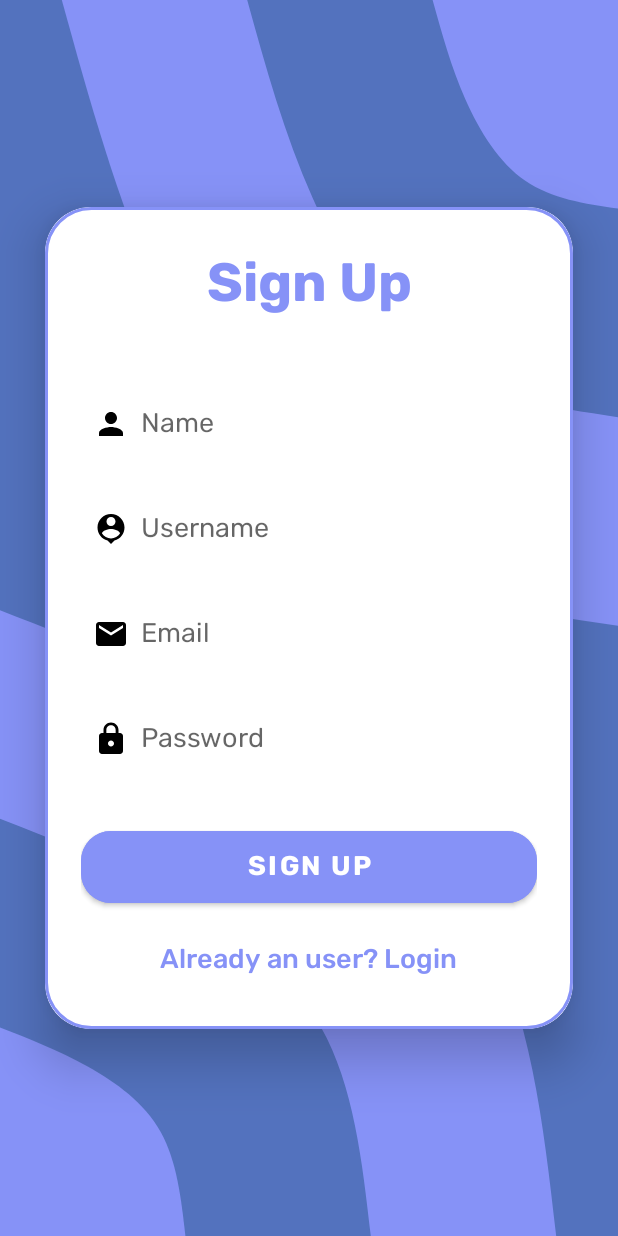
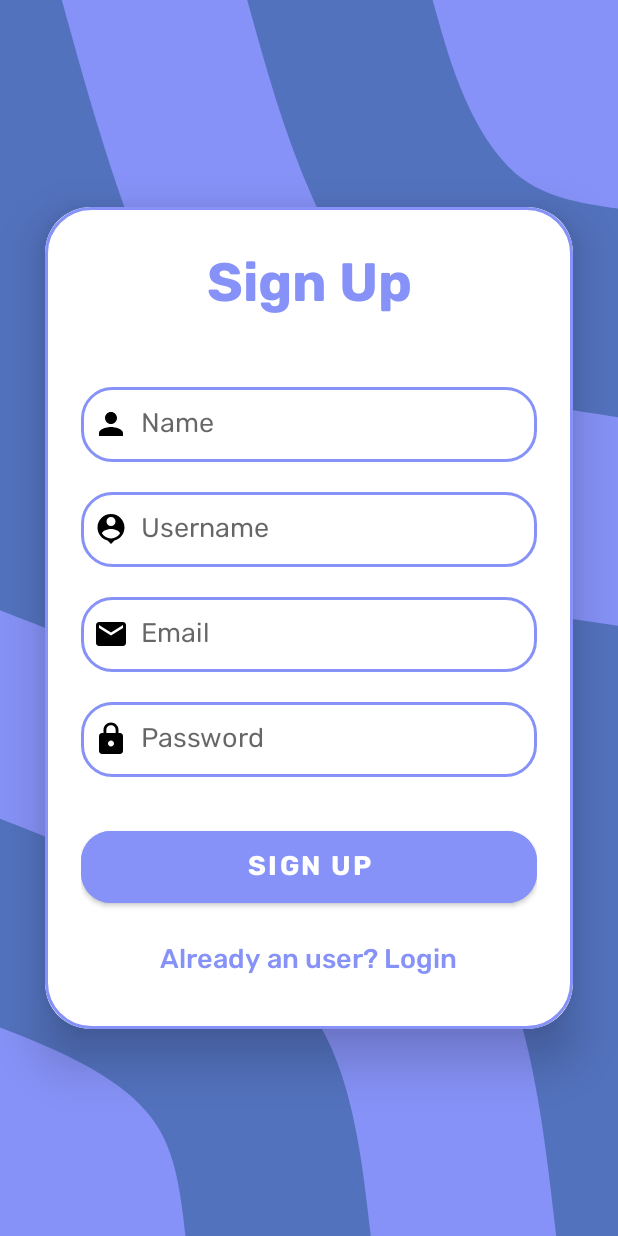
Before and after one commit to zehrakuru/Cinemate, an Android app: the SignUpFragment screen opened through its navigation route, on a phone screen of 412 x 824 dp. Run offline under Robolectric (Android 15) with nearby library versions, the phone set to English and light mode, and no system bars; our stand-ins replace Dagger/Hilt's generated code, Firebase (no records; nobody signed in at launch, a user with empty details on screens opened directly), navigation-ui; pictures from the network do not load.

Commit message:
Payment added

```diff
--- a/app/src/main/java/com/example/cinemate/common/Constants.kt
+++ b/app/src/main/java/com/example/cinemate/common/Constants.kt
@@ -11,5 +11,6 @@ object Constants {
         const val SEARCH_PRODUCT = "search_product.php"
         const val GET_CART_PRODUCTS = "get_cart_products.php"
         const val DELETE_FROM_CART = "delete_from_cart.php"
+        const val CLEAR_CART = "clear_cart.php"
     }
 }
--- /dev/null
+++ b/app/src/main/java/com/example/cinemate/data/model/ClearCartRequest.kt
@@ -0,0 +1,5 @@
+package com.example.cinemate.data.model
+
+data class ClearCartRequest(
+    val userId: String
+)
--- a/app/src/main/java/com/example/cinemate/data/source/remote/MovieService.kt
+++ b/app/src/main/java/com/example/cinemate/data/source/remote/MovieService.kt
@@ -1,6 +1,7 @@
 package com.example.cinemate.data.source.remote
 
 import com.example.cinemate.common.Constants.Endpoint.ADD_TO_CART
+import com.example.cinemate.common.Constants.Endpoint.CLEAR_CART
 import com.example.cinemate.common.Constants.Endpoint.DELETE_FROM_CART
 import com.example.cinemate.common.Constants.Endpoint.GET_CART_PRODUCTS
 import com.example.cinemate.common.Constants.Endpoint.GET_PRODUCTS
@@ -8,7 +9,6 @@ import com.example.cinemate.common.Constants.Endpoint.GET_PRODUCT_DETAIL
 import com.example.cinemate.common.Constants.Endpoint.GET_SALE_PRODUCTS
 import com.example.cinemate.common.Constants.Endpoint.SEARCH_PRODUCT
 import com.example.cinemate.data.model.*
-import retrofit2.Call
 import retrofit2.http.Body
 import retrofit2.http.GET
 import retrofit2.http.Headers
@@ -54,4 +54,10 @@ interface MovieService {
     suspend fun deleteFromCart (
         @Body deleteFromCartRequest: DeleteFromCartRequest
     ) : BaseResponse
+
+    @Headers("store: cinemate")
+    @POST(CLEAR_CART)
+    suspend fun clearCart(
+        @Body clearCartRequest: ClearCartRequest
+    ) : BaseResponse
 }
--- /dev/null
+++ b/app/src/main/res/drawable/icon_calendar_month.xml
@@ -0,0 +1,5 @@
+<vector android:height="24dp" android:tint="#000000"
+    android:viewportHeight="24" android:viewportWidth="24"
+    android:width="24dp" xmlns:android="http://schemas.android.com/apk/res/android">
+    <path android:fillColor="@android:color/white" android:pathData="M19,4h-1V2h-2v2H8V2H6v2H5C3.89,4 3.01,4.9 3.01,6L3,20c0,1.1 0.89,2 2,2h14c1.1,0 2,-0.9 2,-2V6C21,4.9 20.1,4 19,4zM19,20H5V10h14V20zM9,14H7v-2h2V14zM13,14h-2v-2h2V14zM17,14h-2v-2h2V14zM9,18H7v-2h2V18zM13,18h-2v-2h2V18zM17,18h-2v-2h2V18z"/>
+</vector>
--- /dev/null
+++ b/app/src/main/res/drawable/icon_calendar_year.xml
@@ -0,0 +1,5 @@
+<vector android:height="24dp" android:tint="#000000"
+    android:viewportHeight="24" android:viewportWidth="24"
+    android:width="24dp" xmlns:android="http://schemas.android.com/apk/res/android">
+    <path android:fillColor="@android:color/white" android:pathData="M20,3h-1L19,1h-2v2L7,3L7,1L5,1v2L4,3c-1.1,0 -2,0.9 -2,2v16c0,1.1 0.9,2 2,2h16c1.1,0 2,-0.9 2,-2L22,5c0,-1.1 -0.9,-2 -2,-2zM20,21L4,21L4,8h16v13z"/>
+</vector>
--- /dev/null
+++ b/app/src/main/res/drawable/icon_credit_card.xml
@@ -0,0 +1,5 @@
+<vector android:height="24dp" android:tint="#000000"
+    android:viewportHeight="24" android:viewportWidth="24"
+    android:width="24dp" xmlns:android="http://schemas.android.com/apk/res/android">
+    <path android:fillColor="@android:color/white" android:pathData="M20,4L4,4c-1.11,0 -1.99,0.89 -1.99,2L2,18c0,1.11 0.89,2 2,2h16c1.11,0 2,-0.89 2,-2L22,6c0,-1.11 -0.89,-2 -2,-2zM20,18L4,18v-6h16v6zM20,8L4,8L4,6h16v2z"/>
+</vector>
--- /dev/null
+++ b/app/src/main/res/drawable/lavender_border.xml
@@ -0,0 +1,12 @@
+<?xml version="1.0" encoding="utf-8"?>
+<selector xmlns:android="http://schemas.android.com/apk/res/android">
+    <item>
+        <shape android:shape="rectangle">
+            <solid android:color="@color/white"/>
+            <corners android:radius="20dp"/>
+            <stroke
+                android:width="2dp"
+                android:color="@color/lavender"/>
+        </shape>
+    </item>
+</selector>
--- a/app/src/main/res/layout/fragment_cart.xml
+++ b/app/src/main/res/layout/fragment_cart.xml
@@ -88,7 +88,7 @@
     </androidx.constraintlayout.widget.ConstraintLayout>
 
     <ImageView
-        android:id="@+id/imageView2"
+        android:id="@+id/btnClearCart"
         android:layout_width="wrap_content"
         android:layout_height="wrap_content"
         android:src="@drawable/icon_delete"
--- a/app/src/main/res/layout/fragment_sign_in.xml
+++ b/app/src/main/res/layout/fragment_sign_in.xml
@@ -39,7 +39,7 @@
                 android:layout_width="match_parent"
                 android:layout_height="50dp"
                 android:id="@+id/login_email"
-                android:background="@drawable/white_bg"
+                android:background="@drawable/lavender_border"
                 android:layout_marginTop="40dp"
                 android:padding="8dp"
                 android:hint="Email"
@@ -52,7 +52,7 @@
                 android:layout_width="match_parent"
                 android:layout_height="50dp"
                 android:id="@+id/login_password"
-                android:background="@drawable/white_bg"
+                android:background="@drawable/lavender_border"
                 android:layout_marginTop="20dp"
                 android:padding="8dp"
                 android:hint="Password"
--- a/app/src/main/res/layout/fragment_sign_up.xml
+++ b/app/src/main/res/layout/fragment_sign_up.xml
@@ -40,7 +40,7 @@
                 android:layout_width="match_parent"
                 android:layout_height="50dp"
                 android:layout_marginTop="40dp"
-                android:background="@drawable/white_bg"
+                android:background="@drawable/lavender_border"
                 android:drawableLeft="@drawable/baseline_person_24"
                 android:drawablePadding="8dp"
                 android:fontFamily="@font/rubik"
@@ -53,7 +53,7 @@
                 android:layout_width="match_parent"
                 android:layout_height="50dp"
                 android:layout_marginTop="20dp"
-                android:background="@drawable/white_bg"
+                android:background="@drawable/lavender_border"
                 android:drawableLeft="@drawable/baseline_person_pin_24"
                 android:drawablePadding="8dp"
                 android:fontFamily="@font/rubik"
@@ -67,7 +67,7 @@
                 android:layout_width="match_parent"
                 android:layout_height="50dp"
                 android:layout_marginTop="20dp"
-                android:background="@drawable/white_bg"
+                android:background="@drawable/lavender_border"
                 android:drawableLeft="@drawable/baseline_email_24"
                 android:drawablePadding="8dp"
                 android:fontFamily="@font/rubik"
@@ -80,7 +80,7 @@
                 android:layout_width="match_parent"
                 android:layout_height="50dp"
                 android:layout_marginTop="20dp"
-                android:background="@drawable/white_bg"
+                android:background="@drawable/lavender_border"
                 android:drawableLeft="@drawable/baseline_lock_24"
                 android:drawablePadding="8dp"
                 android:fontFamily="@font/rubik"
--- a/app/src/main/res/navigation/main_graph.xml
+++ b/app/src/main/res/navigation/main_graph.xml
@@ -53,6 +53,9 @@
         <action
             android:id="@+id/action_cartToDetail"
             app:destination="@id/detailFragment" />
+        <action
+            android:id="@+id/action_cartToPayment"
+            app:destination="@id/paymentFragment" />
     </fragment>
     <fragment
         android:id="@+id/favoritesFragment"
@@ -68,4 +71,9 @@
             android:name="id"
             app:argType="integer" />
     </fragment>
+    <fragment
+        android:id="@+id/paymentFragment"
+        android:name="com.example.cinemate.ui.payment.PaymentFragment"
+        android:label="fragment_payment"
+        tools:layout="@layout/fragment_payment" />
 </navigation>
```
Also changed, not shown: app/src/main/java/com/example/cinemate/data/repository/ProductsRepository.kt (+14 -7 lines), app/src/main/java/com/example/cinemate/ui/cart/CartFragment.kt (+17 -0 lines), app/src/main/java/com/example/cinemate/ui/cart/CartViewModel.kt (+21 -1 lines), app/src/main/java/com/example/cinemate/ui/payment/PaymentFragment.kt (added, +25 -0 lines), app/src/main/res/layout/fragment_payment.xml (added, +147 -0 lines).
